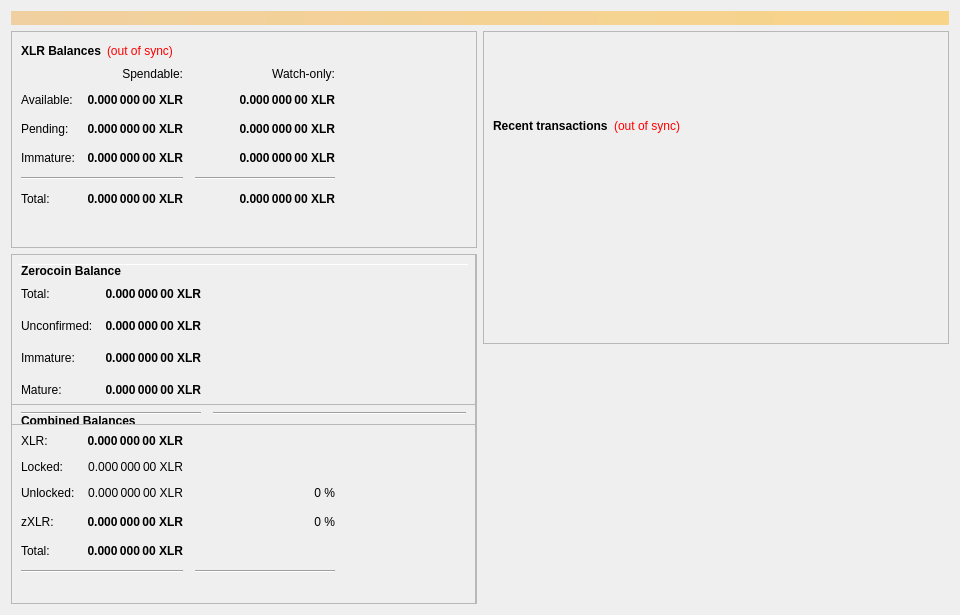
VsyncDEV/Vsync, file src/qt/forms/overviewpage.ui: the form before one commit.
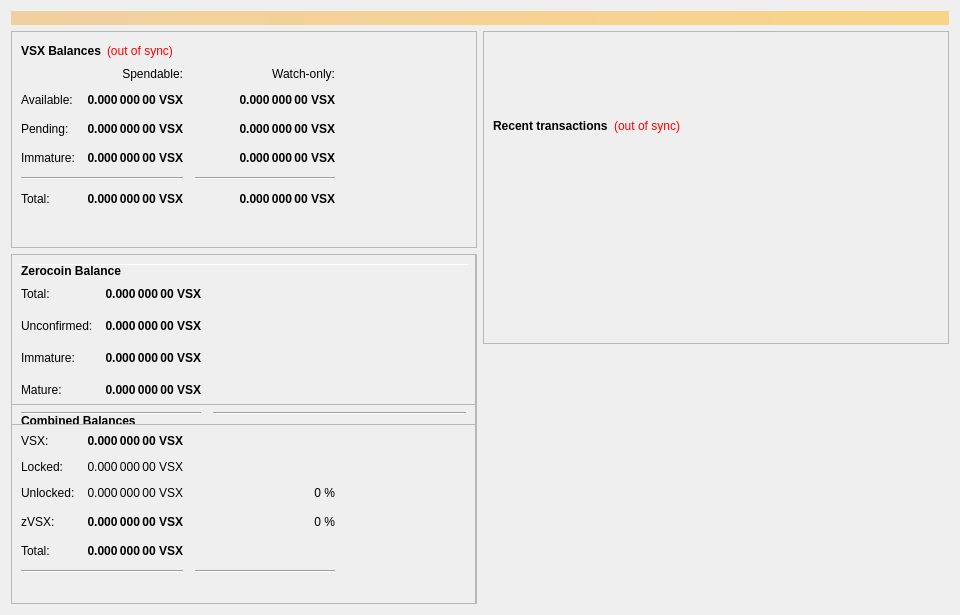
The form after the commit.

```diff
--- a/src/qt/forms/overviewpage.ui
+++ b/src/qt/forms/overviewpage.ui
@@ -60,7 +60,7 @@
                </font>
               </property>
               <property name="text">
-               <string>XLR Balances</string>
+               <string>VSX Balances</string>
               </property>
              </widget>
             </item>
@@ -118,7 +118,7 @@
                <string>Unconfirmed transactions to watch-only addresses</string>
               </property>
               <property name="text">
-               <string notr="true">0.000 000 00 XLR</string>
+               <string notr="true">0.000 000 00 VSX</string>
               </property>
               <property name="alignment">
                <set>Qt::AlignRight|Qt::AlignTrailing|Qt::AlignVCenter</set>
@@ -143,7 +143,7 @@
                <string>Total of transactions that have yet to be confirmed, and do not yet count toward the spendable balance</string>
               </property>
               <property name="text">
-               <string notr="true">0.000 000 00 XLR</string>
+               <string notr="true">0.000 000 00 VSX</string>
               </property>
               <property name="alignment">
                <set>Qt::AlignRight|Qt::AlignTrailing|Qt::AlignVCenter</set>
@@ -168,7 +168,7 @@
                <string>Staked or masternode rewards in watch-only addresses that has not yet matured</string>
               </property>
               <property name="text">
-               <string notr="true">0.000 000 00 XLR</string>
+               <string notr="true">0.000 000 00 VSX</string>
               </property>
               <property name="alignment">
                <set>Qt::AlignRight|Qt::AlignTrailing|Qt::AlignVCenter</set>
@@ -226,7 +226,7 @@
                <string>Staked or masternode rewards that has not yet matured</string>
               </property>
               <property name="text">
-               <string notr="true">0.000 000 00 XLR</string>
+               <string notr="true">0.000 000 00 VSX</string>
               </property>
               <property name="alignment">
                <set>Qt::AlignRight|Qt::AlignTrailing|Qt::AlignVCenter</set>
@@ -271,7 +271,7 @@
                <string>Your current total balance</string>
               </property>
               <property name="text">
-               <string notr="true">0.000 000 00 XLR</string>
+               <string notr="true">0.000 000 00 VSX</string>
               </property>
               <property name="alignment">
                <set>Qt::AlignRight|Qt::AlignTrailing|Qt::AlignVCenter</set>
@@ -296,7 +296,7 @@
                <string>Current total balance in watch-only addresses</string>
               </property>
               <property name="text">
-               <string notr="true">0.000 000 00 XLR</string>
+               <string notr="true">0.000 000 00 VSX</string>
               </property>
               <property name="alignment">
                <set>Qt::AlignRight|Qt::AlignTrailing|Qt::AlignVCenter</set>
@@ -338,7 +338,7 @@
                <string>Your current spendable balance</string>
               </property>
               <property name="text">
-               <string notr="true">0.000 000 00 XLR</string>
+               <string notr="true">0.000 000 00 VSX</string>
               </property>
               <property name="alignment">
                <set>Qt::AlignRight|Qt::AlignTrailing|Qt::AlignVCenter</set>
@@ -363,7 +363,7 @@
                <string>Your current balance in watch-only addresses</string>
               </property>
               <property name="text">
-               <string notr="true">0.000 000 00 XLR</string>
+               <string notr="true">0.000 000 00 VSX</string>
               </property>
               <property name="alignment">
                <set>Qt::AlignRight|Qt::AlignTrailing|Qt::AlignVCenter</set>
@@ -963,7 +963,7 @@
                 <string>Total of transactions that have yet to be confirmed, and do not yet count toward the spendable balance</string>
                </property>
                <property name="text">
-                <string notr="true">0.000 000 00 XLR</string>
+                <string notr="true">0.000 000 00 VSX</string>
                </property>
                <property name="alignment">
                 <set>Qt::AlignRight|Qt::AlignTrailing|Qt::AlignVCenter</set>
@@ -988,7 +988,7 @@
                 <string>Total Balance, including unconfirmed and immature coins.</string>
                </property>
                <property name="text">
-                <string notr="true">0.000 000 00 XLR</string>
+                <string notr="true">0.000 000 00 VSX</string>
                </property>
                <property name="alignment">
                 <set>Qt::AlignRight|Qt::AlignTrailing|Qt::AlignVCenter</set>
@@ -1021,7 +1021,7 @@
              <item row="1" column="0">
               <widget class="QLabel" name="labelBalanceTextz">
                <property name="text">
-                <string>XLR:</string>
+                <string>VSX:</string>
                </property>
               </widget>
              </item>
@@ -1040,7 +1040,7 @@
                 <string>Your current spendable balance</string>
                </property>
                <property name="text">
-                <string notr="true">0.000 000 00 XLR</string>
+                <string notr="true">0.000 000 00 VSX</string>
                </property>
                <property name="alignment">
                 <set>Qt::AlignRight|Qt::AlignTrailing|Qt::AlignVCenter</set>
@@ -1056,7 +1056,7 @@
                 <string/>
                </property>
                <property name="text">
-                <string>zXLR:</string>
+                <string>zVSX:</string>
                </property>
               </widget>
              </item>
@@ -1090,7 +1090,7 @@
                 <string>Locked XLR or Masternode collaterals. These are excluded from zXLR minting.</string>
                </property>
                <property name="text">
-                <string>0.000 000 00 XLR</string>
+                <string>0.000 000 00 VSX</string>
                </property>
                <property name="alignment">
                 <set>Qt::AlignRight|Qt::AlignTrailing|Qt::AlignVCenter</set>
@@ -1123,7 +1123,7 @@
                 <string>Unlocked XLRs. These can be used for zXLR minting.</string>
                </property>
                <property name="text">
-                <string>0.000 000 00 XLR</string>
+                <string>0.000 000 00 VSX</string>
                </property>
                <property name="alignment">
                 <set>Qt::AlignRight|Qt::AlignTrailing|Qt::AlignVCenter</set>
@@ -1234,7 +1234,7 @@
                 <string>All available zXLR, unconfirmed and immature zXLR included.</string>
                </property>
                <property name="text">
-                <string notr="true">0.000 000 00 XLR</string>
+                <string notr="true">0.000 000 00 VSX</string>
                </property>
                <property name="alignment">
                 <set>Qt::AlignRight|Qt::AlignTrailing|Qt::AlignVCenter</set>
@@ -1312,7 +1312,7 @@
 These zXLR are spendable.</string>
                </property>
                <property name="text">
-                <string>0.000 000 00 XLR</string>
+                <string>0.000 000 00 VSX</string>
                </property>
                <property name="alignment">
                 <set>Qt::AlignRight|Qt::AlignTrailing|Qt::AlignVCenter</set>
@@ -1343,7 +1343,7 @@
 Immature: confirmed, but less than 3 mints of the same denomination after it was minted</string>
                </property>
                <property name="text">
-                <string>0.000 000 00 XLR</string>
+                <string>0.000 000 00 VSX</string>
                </property>
                <property name="alignment">
                 <set>Qt::AlignRight|Qt::AlignTrailing|Qt::AlignVCenter</set>
@@ -1387,7 +1387,7 @@
 Immature: confirmed, but less than 3 mints of the same denomination after it was minted</string>
                </property>
                <property name="text">
-                <string>0.000 000 00 XLR</string>
+                <string>0.000 000 00 VSX</string>
                </property>
                <property name="alignment">
                 <set>Qt::AlignRight|Qt::AlignTrailing|Qt::AlignVCenter</set>
```
Left out of the diff: 22 changed lines with no effect on the pictures.
